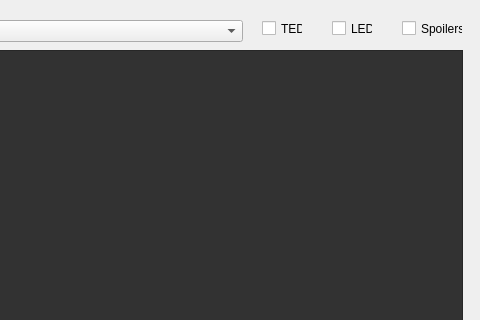
Before: the Qt Designer form TIGLViewer/src/TIGLViewerSelectWingAndFlapStatusDialog.ui in DLR-SC/tigl, drawn with Qt 5; both pictures show x 258 to 738 and y 0 to 320 of the 738 by 406 pixel window.
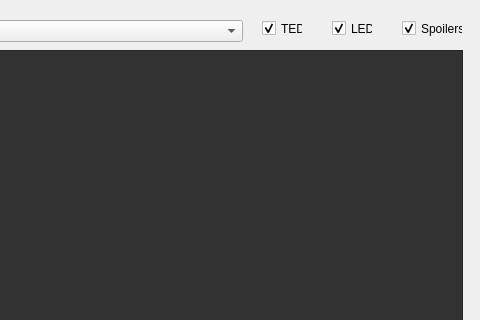
After: the same form once the commit is applied.

Commit message: added options to only show LEDS,TEDS,... to FlapStatusDialog

```diff
--- a/TIGLViewer/src/TIGLViewerSelectWingAndFlapStatusDialog.ui
+++ b/TIGLViewer/src/TIGLViewerSelectWingAndFlapStatusDialog.ui
@@ -267,6 +267,12 @@
    <property name="text">
     <string>TED</string>
    </property>
+   <property name="checked">
+    <bool>true</bool>
+   </property>
+   <property name="tristate">
+    <bool>false</bool>
+   </property>
   </widget>
   <widget class="QCheckBox" name="checkBox_2">
    <property name="geometry">
@@ -280,6 +286,9 @@
    <property name="text">
     <string>LED</string>
    </property>
+   <property name="checked">
+    <bool>true</bool>
+   </property>
   </widget>
   <widget class="QCheckBox" name="checkBox_3">
    <property name="geometry">
@@ -293,6 +302,9 @@
    <property name="text">
     <string>Spoilers</string>
    </property>
+   <property name="checked">
+    <bool>true</bool>
+   </property>
   </widget>
  </widget>
  <resources/>
```
Left out of the diff: 6 changed lines with no effect on the pictures. The commit also changes 4 other files.
